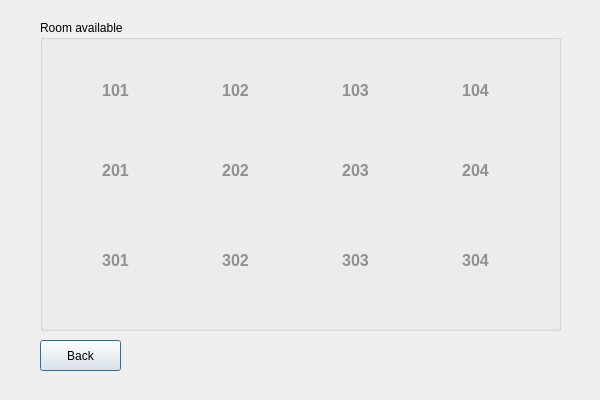
Before: the Qt Designer form roomavailable.ui in TetraHikari/Hotel_Manager, drawn with Qt 5.
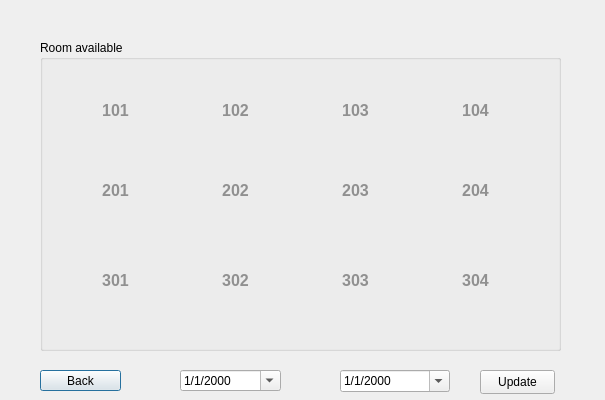
After: the same form once the commit is applied.

```diff
--- a/roomavailable.ui
+++ b/roomavailable.ui
@@ -6,7 +6,7 @@
    <rect>
     <x>0</x>
     <y>0</y>
-    <width>600</width>
+    <width>605</width>
     <height>400</height>
    </rect>
   </property>
@@ -17,7 +17,7 @@
    <property name="geometry">
     <rect>
      <x>40</x>
-     <y>20</y>
+     <y>40</y>
      <width>521</width>
      <height>311</height>
     </rect>
@@ -25,6 +25,9 @@
    <property name="title">
     <string>Room available</string>
    </property>
+   <property name="flat">
+    <bool>false</bool>
+   </property>
    <widget class="QLabel" name="label101">
     <property name="geometry">
      <rect>
@@ -186,15 +189,60 @@
    <property name="geometry">
     <rect>
      <x>40</x>
-     <y>340</y>
+     <y>370</y>
      <width>81</width>
-     <height>31</height>
+     <height>21</height>
     </rect>
    </property>
    <property name="text">
     <string>Back</string>
    </property>
   </widget>
+  <widget class="QDateEdit" name="dateEdit1">
+   <property name="geometry">
+    <rect>
+     <x>180</x>
+     <y>370</y>
+     <width>101</width>
+     <height>21</height>
+    </rect>
+   </property>
+   <property name="displayFormat">
+    <string>M/d/yyyy</string>
+   </property>
+   <property name="calendarPopup">
+    <bool>true</bool>
+   </property>
+  </widget>
+  <widget class="QDateEdit" name="dateEdit2">
+   <property name="geometry">
+    <rect>
+     <x>340</x>
+     <y>370</y>
+     <width>110</width>
+     <height>22</height>
+    </rect>
+   </property>
+   <property name="displayFormat">
+    <string>M/d/yyyy</string>
+   </property>
+   <property name="calendarPopup">
+    <bool>true</bool>
+   </property>
+  </widget>
+  <widget class="QPushButton" name="pushButton1">
+   <property name="geometry">
+    <rect>
+     <x>480</x>
+     <y>370</y>
+     <width>75</width>
+     <height>24</height>
+    </rect>
+   </property>
+   <property name="text">
+    <string>Update</string>
+   </property>
+  </widget>
  </widget>
  <layoutdefault spacing="6" margin="11"/>
  <resources/>
```
